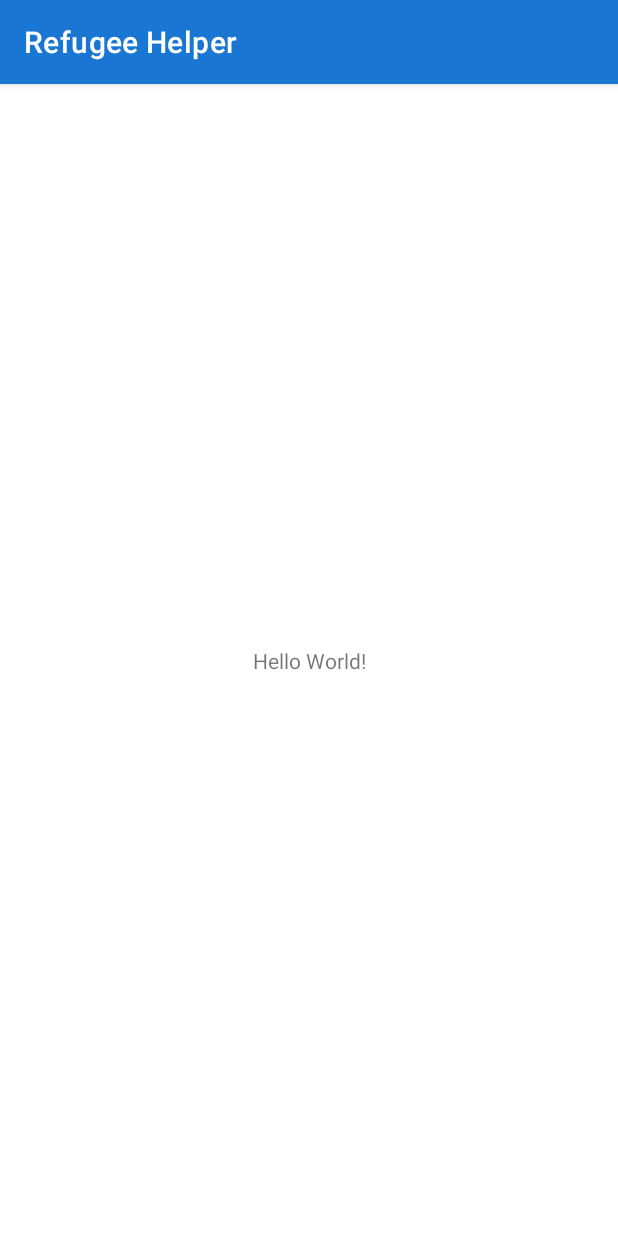
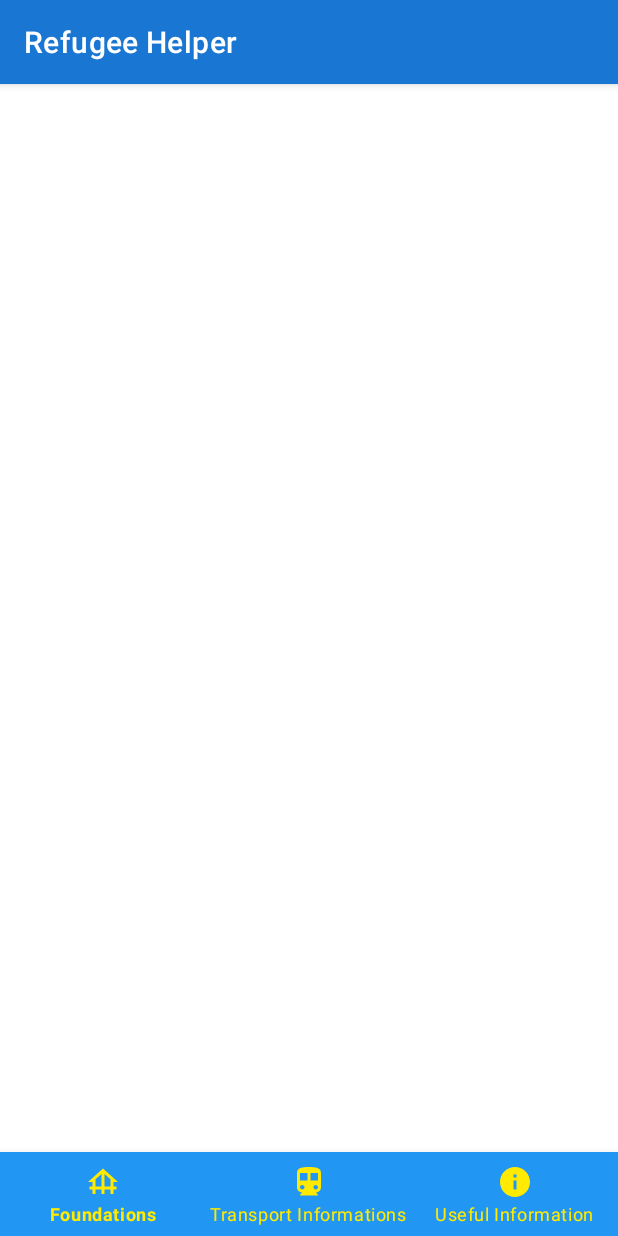
Before and after one commit to CristianCotovanu/refugee-helper, an Android app: the screen it shows after launch (MainActivity), on a phone screen of 412 x 824 dp. Run offline under Robolectric (Android 15) with nearby library versions, the phone set to English and light mode, and no system bars.

Commit message:
Add bottom navigation menu

```diff
--- /dev/null
+++ b/app/src/main/res/drawable/ic_foundation.xml
@@ -0,0 +1,5 @@
+<vector android:height="24dp" android:tint="#EFED43"
+    android:viewportHeight="24" android:viewportWidth="24"
+    android:width="24dp" xmlns:android="http://schemas.android.com/apk/res/android">
+    <path android:fillColor="@android:color/white" android:pathData="M19,12h3L12,3L2,12h3v3H3v2h2v3h2v-3h4v3h2v-3h4v3h2v-3h2v-2h-2V12zM7,15v-4.81l4,-3.6V15H7zM13,15V6.59l4,3.6V15H13z"/>
+</vector>
--- /dev/null
+++ b/app/src/main/res/drawable/ic_info.xml
@@ -0,0 +1,5 @@
+<vector android:height="24dp" android:tint="#EFED43"
+    android:viewportHeight="24" android:viewportWidth="24"
+    android:width="24dp" xmlns:android="http://schemas.android.com/apk/res/android">
+    <path android:fillColor="@android:color/white" android:pathData="M12,2C6.48,2 2,6.48 2,12s4.48,10 10,10 10,-4.48 10,-10S17.52,2 12,2zM13,17h-2v-6h2v6zM13,9h-2L11,7h2v2z"/>
+</vector>
--- /dev/null
+++ b/app/src/main/res/drawable/ic_transport.xml
@@ -0,0 +1,5 @@
+<vector android:height="24dp" android:tint="#EFED43"
+    android:viewportHeight="24" android:viewportWidth="24"
+    android:width="24dp" xmlns:android="http://schemas.android.com/apk/res/android">
+    <path android:fillColor="@android:color/white" android:pathData="M12,2c-4.42,0 -8,0.5 -8,4v9.5C4,17.43 5.57,19 7.5,19L6,20.5v0.5h12v-0.5L16.5,19c1.93,0 3.5,-1.57 3.5,-3.5L20,6c0,-3.5 -3.58,-4 -8,-4zM7.5,17c-0.83,0 -1.5,-0.67 -1.5,-1.5S6.67,14 7.5,14s1.5,0.67 1.5,1.5S8.33,17 7.5,17zM11,11L6,11L6,6h5v5zM16.5,17c-0.83,0 -1.5,-0.67 -1.5,-1.5s0.67,-1.5 1.5,-1.5 1.5,0.67 1.5,1.5 -0.67,1.5 -1.5,1.5zM18,11h-5L13,6h5v5z"/>
+</vector>
--- a/app/src/main/res/layout/activity_main.xml
+++ b/app/src/main/res/layout/activity_main.xml
@@ -6,13 +6,23 @@
     android:layout_height="match_parent"
     tools:context=".MainActivity">
 
-    <TextView
-        android:layout_width="wrap_content"
+    <com.google.android.material.bottomnavigation.BottomNavigationView
+        android:id="@+id/bottom_navigation"
+        android:layout_width="match_parent"
         android:layout_height="wrap_content"
-        android:text="Hello World!"
+        android:background="@color/light_blue"
+        app:itemIconTint="@color/bright_yellow"
+        app:itemTextColor="@color/bright_yellow"
         app:layout_constraintBottom_toBottomOf="parent"
         app:layout_constraintLeft_toLeftOf="parent"
         app:layout_constraintRight_toRightOf="parent"
+        app:menu="@menu/menu" />
+
+    <FrameLayout
+        android:id="@+id/activity_container"
+        android:layout_width="match_parent"
+        android:layout_height="wrap_content"
+        app:layout_constraintBottom_toTopOf="@id/bottom_navigation"
         app:layout_constraintTop_toTopOf="parent" />
 
 </androidx.constraintlayout.widget.ConstraintLayout>
--- /dev/null
+++ b/app/src/main/res/menu/menu.xml
@@ -0,0 +1,17 @@
+<?xml version="1.0" encoding="utf-8"?>
+<menu xmlns:android="http://schemas.android.com/apk/res/android">
+    <item
+        android:id="@+id/ic_foundation"
+        android:icon="@drawable/ic_foundation"
+        android:title="Foundations" />
+
+    <item
+        android:id="@+id/ic_transport"
+        android:icon="@drawable/ic_transport"
+        android:title="Transport Informations" />
+
+    <item
+        android:id="@+id/ic_info"
+        android:icon="@drawable/ic_info"
+        android:title="Useful Information" />
+</menu>
```
